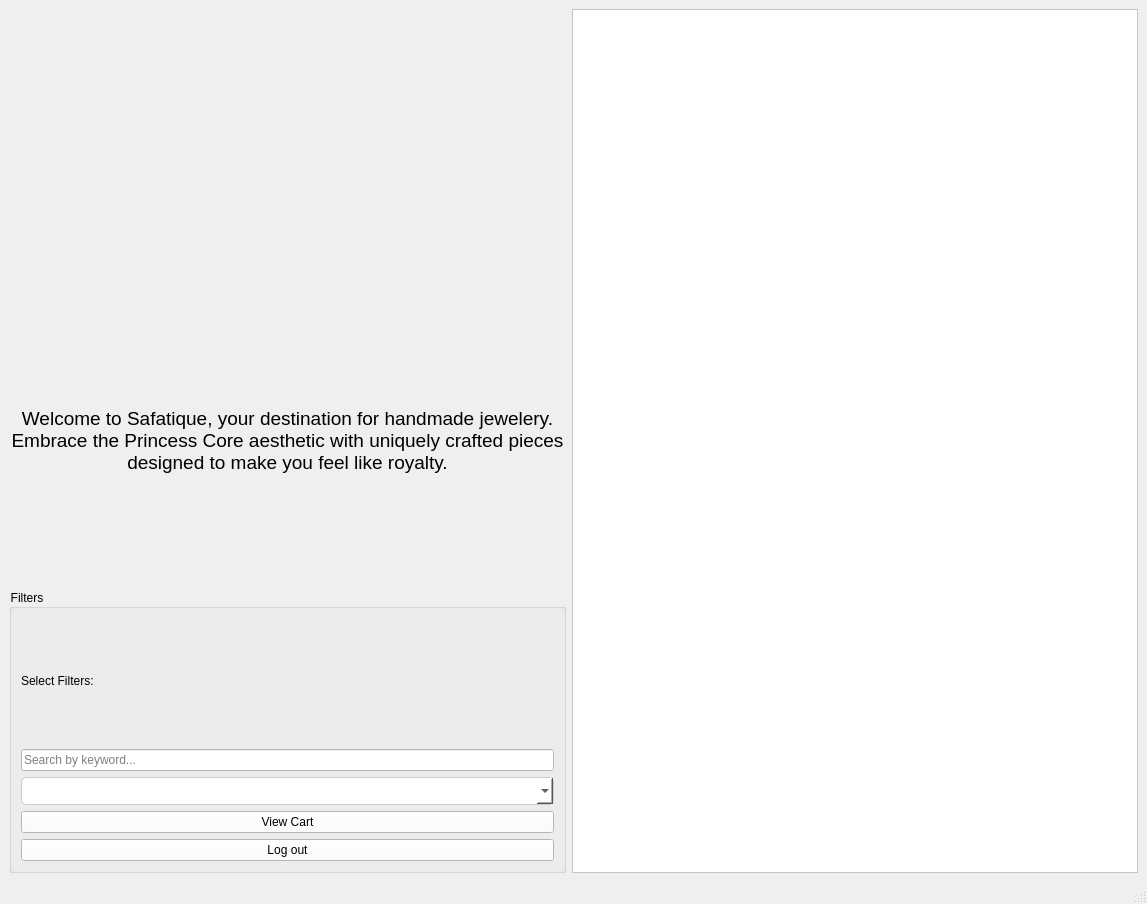
Qt form testCatalogue.ui (haniakashif/Safatique-Database) before a commit.
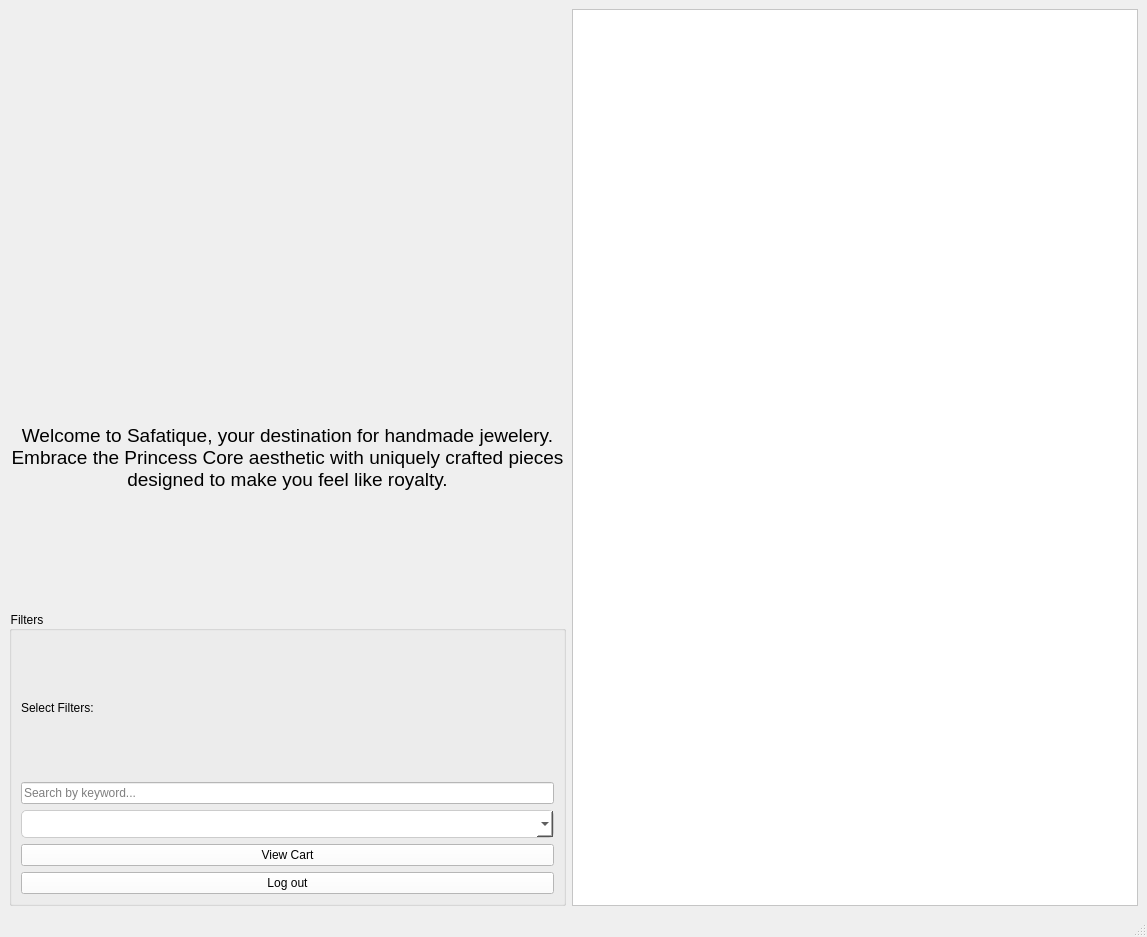
The same form after that commit. Icons and pictures are not drawn.

What changed in the file:
```diff
--- a/testCatalogue.ui
+++ b/testCatalogue.ui
@@ -7,7 +7,7 @@
     <x>0</x>
     <y>0</y>
     <width>1147</width>
-    <height>904</height>
+    <height>937</height>
    </rect>
   </property>
   <property name="minimumSize">
@@ -188,7 +188,7 @@
          <x>0</x>
          <y>0</y>
          <width>559</width>
-         <height>829</height>
+         <height>862</height>
         </rect>
        </property>
       </widget>
```
